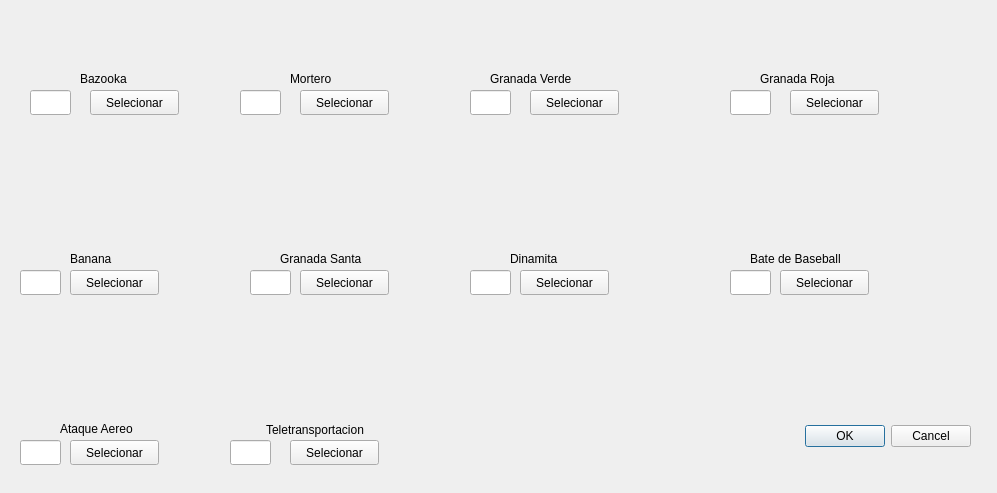
This is Editor/TPWorms/editorseleccionarmasherramientas.ui in fedefunes96/worms as Qt 5 draws it before an edit. The edited form follows.
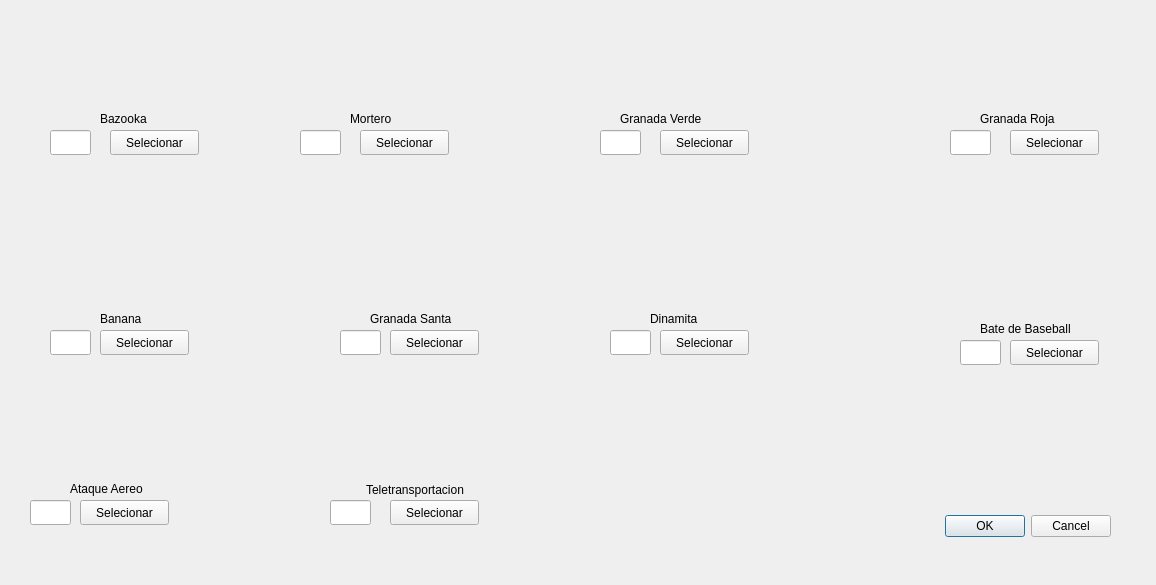
This is the edited form. Icons and pictures are not drawn.

```diff
--- a/Editor/TPWorms/editorseleccionarmasherramientas.ui
+++ b/Editor/TPWorms/editorseleccionarmasherramientas.ui
@@ -6,8 +6,8 @@
    <rect>
     <x>0</x>
     <y>0</y>
-    <width>997</width>
-    <height>493</height>
+    <width>1156</width>
+    <height>585</height>
    </rect>
   </property>
   <property name="windowTitle">
@@ -16,8 +16,8 @@
   <widget class="QDialogButtonBox" name="buttonBox">
    <property name="geometry">
     <rect>
-     <x>630</x>
-     <y>420</y>
+     <x>770</x>
+     <y>510</y>
      <width>341</width>
      <height>32</height>
     </rect>
@@ -32,8 +32,8 @@
   <widget class="QLabel" name="Bazooka">
    <property name="geometry">
     <rect>
-     <x>80</x>
-     <y>70</y>
+     <x>100</x>
+     <y>110</y>
      <width>67</width>
      <height>17</height>
     </rect>
@@ -45,8 +45,8 @@
   <widget class="QLabel" name="label">
    <property name="geometry">
     <rect>
-     <x>290</x>
-     <y>70</y>
+     <x>350</x>
+     <y>110</y>
      <width>67</width>
      <height>17</height>
     </rect>
@@ -58,8 +58,8 @@
   <widget class="QLabel" name="label_2">
    <property name="geometry">
     <rect>
-     <x>490</x>
-     <y>70</y>
+     <x>620</x>
+     <y>110</y>
      <width>111</width>
      <height>17</height>
     </rect>
@@ -71,8 +71,8 @@
   <widget class="QLabel" name="label_3">
    <property name="geometry">
     <rect>
-     <x>760</x>
-     <y>70</y>
+     <x>980</x>
+     <y>110</y>
      <width>91</width>
      <height>17</height>
     </rect>
@@ -84,8 +84,8 @@
   <widget class="QLabel" name="label_4">
    <property name="geometry">
     <rect>
-     <x>70</x>
-     <y>250</y>
+     <x>100</x>
+     <y>310</y>
      <width>67</width>
      <height>17</height>
     </rect>
@@ -97,8 +97,8 @@
   <widget class="QLabel" name="label_5">
    <property name="geometry">
     <rect>
-     <x>280</x>
-     <y>250</y>
+     <x>370</x>
+     <y>310</y>
      <width>101</width>
      <height>17</height>
     </rect>
@@ -110,8 +110,8 @@
   <widget class="QLabel" name="label_6">
    <property name="geometry">
     <rect>
-     <x>510</x>
-     <y>250</y>
+     <x>650</x>
+     <y>310</y>
      <width>67</width>
      <height>17</height>
     </rect>
@@ -123,8 +123,8 @@
   <widget class="QLabel" name="label_7">
    <property name="geometry">
     <rect>
-     <x>750</x>
-     <y>250</y>
+     <x>980</x>
+     <y>320</y>
      <width>121</width>
      <height>17</height>
     </rect>
@@ -136,8 +136,8 @@
   <widget class="QLabel" name="label_8">
    <property name="geometry">
     <rect>
-     <x>60</x>
-     <y>420</y>
+     <x>70</x>
+     <y>480</y>
      <width>101</width>
      <height>17</height>
     </rect>
@@ -149,8 +149,8 @@
   <widget class="QLabel" name="label_9">
    <property name="geometry">
     <rect>
-     <x>266</x>
-     <y>420</y>
+     <x>366</x>
+     <y>480</y>
      <width>141</width>
      <height>20</height>
     </rect>
@@ -162,8 +162,8 @@
   <widget class="QLineEdit" name="municionBazooka">
    <property name="geometry">
     <rect>
-     <x>30</x>
-     <y>90</y>
+     <x>50</x>
+     <y>130</y>
      <width>41</width>
      <height>25</height>
     </rect>
@@ -175,8 +175,8 @@
   <widget class="QLineEdit" name="municionMortero">
    <property name="geometry">
     <rect>
-     <x>240</x>
-     <y>90</y>
+     <x>300</x>
+     <y>130</y>
      <width>41</width>
      <height>25</height>
     </rect>
@@ -188,8 +188,8 @@
   <widget class="QLineEdit" name="municionGranadaV">
    <property name="geometry">
     <rect>
-     <x>470</x>
-     <y>90</y>
+     <x>600</x>
+     <y>130</y>
      <width>41</width>
      <height>25</height>
     </rect>
@@ -201,8 +201,8 @@
   <widget class="QLineEdit" name="municionGranadaR">
    <property name="geometry">
     <rect>
-     <x>730</x>
-     <y>90</y>
+     <x>950</x>
+     <y>130</y>
      <width>41</width>
      <height>25</height>
     </rect>
@@ -214,8 +214,8 @@
   <widget class="QLineEdit" name="municionBanana">
    <property name="geometry">
     <rect>
-     <x>20</x>
-     <y>270</y>
+     <x>50</x>
+     <y>330</y>
      <width>41</width>
      <height>25</height>
     </rect>
@@ -227,8 +227,8 @@
   <widget class="QLineEdit" name="municionGranadaS">
    <property name="geometry">
     <rect>
-     <x>250</x>
-     <y>270</y>
+     <x>340</x>
+     <y>330</y>
      <width>41</width>
      <height>25</height>
     </rect>
@@ -240,8 +240,8 @@
   <widget class="QLineEdit" name="municionDinamita">
    <property name="geometry">
     <rect>
-     <x>470</x>
-     <y>270</y>
+     <x>610</x>
+     <y>330</y>
      <width>41</width>
      <height>25</height>
     </rect>
@@ -253,8 +253,8 @@
   <widget class="QLineEdit" name="municionBate">
    <property name="geometry">
     <rect>
-     <x>730</x>
-     <y>270</y>
+     <x>960</x>
+     <y>340</y>
      <width>41</width>
      <height>25</height>
     </rect>
@@ -266,8 +266,8 @@
   <widget class="QLineEdit" name="municiobnaereo">
    <property name="geometry">
     <rect>
-     <x>20</x>
-     <y>440</y>
+     <x>30</x>
+     <y>500</y>
      <width>41</width>
      <height>25</height>
     </rect>
@@ -279,8 +279,8 @@
   <widget class="QLineEdit" name="municionTeletransportador">
    <property name="geometry">
     <rect>
-     <x>230</x>
-     <y>440</y>
+     <x>330</x>
+     <y>500</y>
      <width>41</width>
      <height>25</height>
     </rect>
@@ -292,8 +292,8 @@
   <widget class="QPushButton" name="bazooka">
    <property name="geometry">
     <rect>
-     <x>90</x>
-     <y>90</y>
+     <x>110</x>
+     <y>130</y>
      <width>89</width>
      <height>25</height>
     </rect>
@@ -305,8 +305,8 @@
   <widget class="QPushButton" name="Mortero">
    <property name="geometry">
     <rect>
-     <x>300</x>
-     <y>90</y>
+     <x>360</x>
+     <y>130</y>
      <width>89</width>
      <height>25</height>
     </rect>
@@ -318,8 +318,8 @@
   <widget class="QPushButton" name="GranadaV">
    <property name="geometry">
     <rect>
-     <x>530</x>
-     <y>90</y>
+     <x>660</x>
+     <y>130</y>
      <width>89</width>
      <height>25</height>
     </rect>
@@ -331,8 +331,8 @@
   <widget class="QPushButton" name="GranadaR">
    <property name="geometry">
     <rect>
-     <x>790</x>
-     <y>90</y>
+     <x>1010</x>
+     <y>130</y>
      <width>89</width>
      <height>25</height>
     </rect>
@@ -344,8 +344,8 @@
   <widget class="QPushButton" name="Banana">
    <property name="geometry">
     <rect>
-     <x>70</x>
-     <y>270</y>
+     <x>100</x>
+     <y>330</y>
      <width>89</width>
      <height>25</height>
     </rect>
@@ -357,8 +357,8 @@
   <widget class="QPushButton" name="GranadaS">
    <property name="geometry">
     <rect>
-     <x>300</x>
-     <y>270</y>
+     <x>390</x>
+     <y>330</y>
      <width>89</width>
      <height>25</height>
     </rect>
@@ -370,8 +370,8 @@
   <widget class="QPushButton" name="Dinamita">
    <property name="geometry">
     <rect>
-     <x>520</x>
-     <y>270</y>
+     <x>660</x>
+     <y>330</y>
      <width>89</width>
      <height>25</height>
     </rect>
@@ -383,8 +383,8 @@
   <widget class="QPushButton" name="Bate">
    <property name="geometry">
     <rect>
-     <x>780</x>
-     <y>270</y>
+     <x>1010</x>
+     <y>340</y>
      <width>89</width>
      <height>25</height>
     </rect>
@@ -396,8 +396,8 @@
   <widget class="QPushButton" name="Aereo">
    <property name="geometry">
     <rect>
-     <x>70</x>
-     <y>440</y>
+     <x>80</x>
+     <y>500</y>
      <width>89</width>
      <height>25</height>
     </rect>
@@ -409,8 +409,8 @@
   <widget class="QPushButton" name="Teletransportador">
    <property name="geometry">
     <rect>
-     <x>290</x>
-     <y>440</y>
+     <x>390</x>
+     <y>500</y>
      <width>89</width>
      <height>25</height>
     </rect>
@@ -419,6 +419,199 @@
     <string>Selecionar</string>
    </property>
   </widget>
+  <widget class="QLabel" name="label_10">
+   <property name="geometry">
+    <rect>
+     <x>60</x>
+     <y>30</y>
+     <width>91</width>
+     <height>71</height>
+    </rect>
+   </property>
+   <property name="autoFillBackground">
+    <bool>false</bool>
+   </property>
+   <property name="text">
+    <string/>
+   </property>
+   <property name="pixmap">
+    <pixmap>Bazooka.png</pixmap>
+   </property>
+   <property name="scaledContents">
+    <bool>true</bool>
+   </property>
+  </widget>
+  <widget class="QLabel" name="label_11">
+   <property name="geometry">
+    <rect>
+     <x>320</x>
+     <y>40</y>
+     <width>101</width>
+     <height>61</height>
+    </rect>
+   </property>
+   <property name="text">
+    <string/>
+   </property>
+   <property name="pixmap">
+    <pixmap>Mortar1.png</pixmap>
+   </property>
+   <property name="scaledContents">
+    <bool>true</bool>
+   </property>
+  </widget>
+  <widget class="QLabel" name="label_12">
+   <property name="geometry">
+    <rect>
+     <x>620</x>
+     <y>30</y>
+     <width>101</width>
+     <height>61</height>
+    </rect>
+   </property>
+   <property name="text">
+    <string/>
+   </property>
+   <property name="pixmap">
+    <pixmap>W4_Grenade.png</pixmap>
+   </property>
+   <property name="scaledContents">
+    <bool>true</bool>
+   </property>
+  </widget>
+  <widget class="QLabel" name="label_13">
+   <property name="geometry">
+    <rect>
+     <x>966</x>
+     <y>36</y>
+     <width>101</width>
+     <height>61</height>
+    </rect>
+   </property>
+   <property name="text">
+    <string/>
+   </property>
+   <property name="pixmap">
+    <pixmap>Redgrenade.png</pixmap>
+   </property>
+   <property name="scaledContents">
+    <bool>true</bool>
+   </property>
+  </widget>
+  <widget class="QLabel" name="label_14">
+   <property name="geometry">
+    <rect>
+     <x>56</x>
+     <y>236</y>
+     <width>101</width>
+     <height>61</height>
+    </rect>
+   </property>
+   <property name="text">
+    <string/>
+   </property>
+   <property name="pixmap">
+    <pixmap>Bananabomb.png</pixmap>
+   </property>
+   <property name="scaledContents">
+    <bool>true</bool>
+   </property>
+  </widget>
+  <widget class="QLabel" name="label_15">
+   <property name="geometry">
+    <rect>
+     <x>346</x>
+     <y>236</y>
+     <width>101</width>
+     <height>61</height>
+    </rect>
+   </property>
+   <property name="text">
+    <string/>
+   </property>
+   <property name="pixmap">
+    <pixmap>Holy_Grenade.png</pixmap>
+   </property>
+   <property name="scaledContents">
+    <bool>true</bool>
+   </property>
+  </widget>
+  <widget class="QLabel" name="label_16">
+   <property name="geometry">
+    <rect>
+     <x>616</x>
+     <y>246</y>
+     <width>101</width>
+     <height>51</height>
+    </rect>
+   </property>
+   <property name="text">
+    <string/>
+   </property>
+   <property name="pixmap">
+    <pixmap>W4_Dynamite.png</pixmap>
+   </property>
+   <property name="scaledContents">
+    <bool>true</bool>
+   </property>
+  </widget>
+  <widget class="QLabel" name="label_17">
+   <property name="geometry">
+    <rect>
+     <x>976</x>
+     <y>246</y>
+     <width>101</width>
+     <height>61</height>
+    </rect>
+   </property>
+   <property name="text">
+    <string/>
+   </property>
+   <property name="pixmap">
+    <pixmap>Baseballbat.png</pixmap>
+   </property>
+   <property name="scaledContents">
+    <bool>true</bool>
+   </property>
+  </widget>
+  <widget class="QLabel" name="label_18">
+   <property name="geometry">
+    <rect>
+     <x>56</x>
+     <y>406</y>
+     <width>91</width>
+     <height>61</height>
+    </rect>
+   </property>
+   <property name="text">
+    <string/>
+   </property>
+   <property name="pixmap">
+    <pixmap>W4_Airstrike.png</pixmap>
+   </property>
+   <property name="scaledContents">
+    <bool>true</bool>
+   </property>
+  </widget>
+  <widget class="QLabel" name="label_19">
+   <property name="geometry">
+    <rect>
+     <x>366</x>
+     <y>406</y>
+     <width>111</width>
+     <height>61</height>
+    </rect>
+   </property>
+   <property name="text">
+    <string/>
+   </property>
+   <property name="pixmap">
+    <pixmap>IconTeleport.png</pixmap>
+   </property>
+   <property name="scaledContents">
+    <bool>true</bool>
+   </property>
+  </widget>
  </widget>
  <resources/>
  <connections>
```
